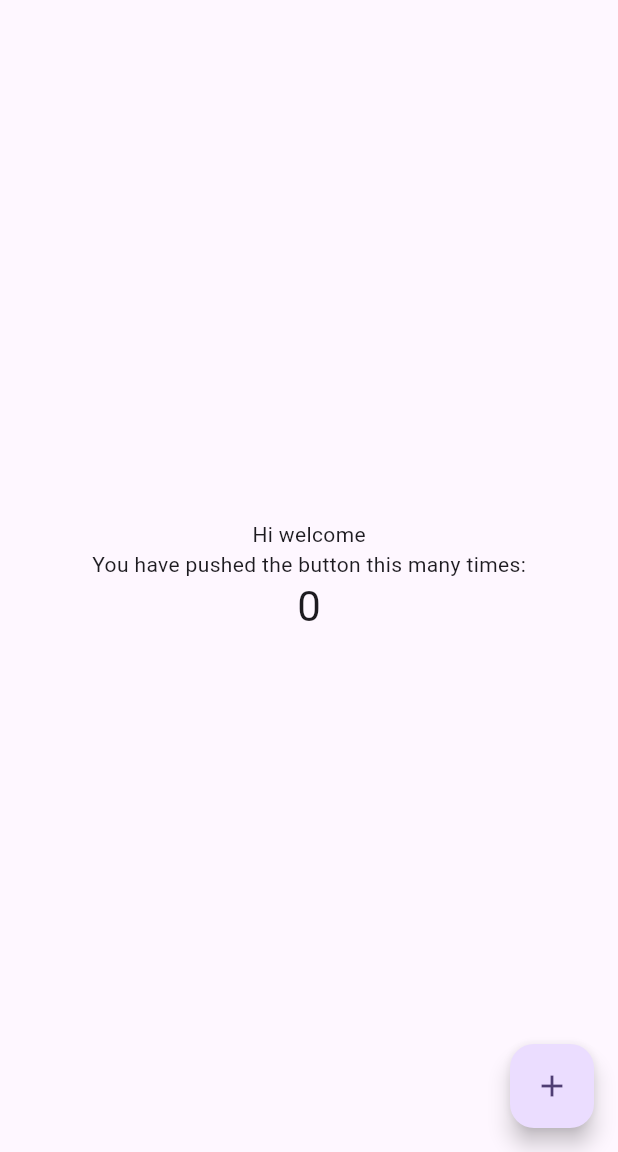
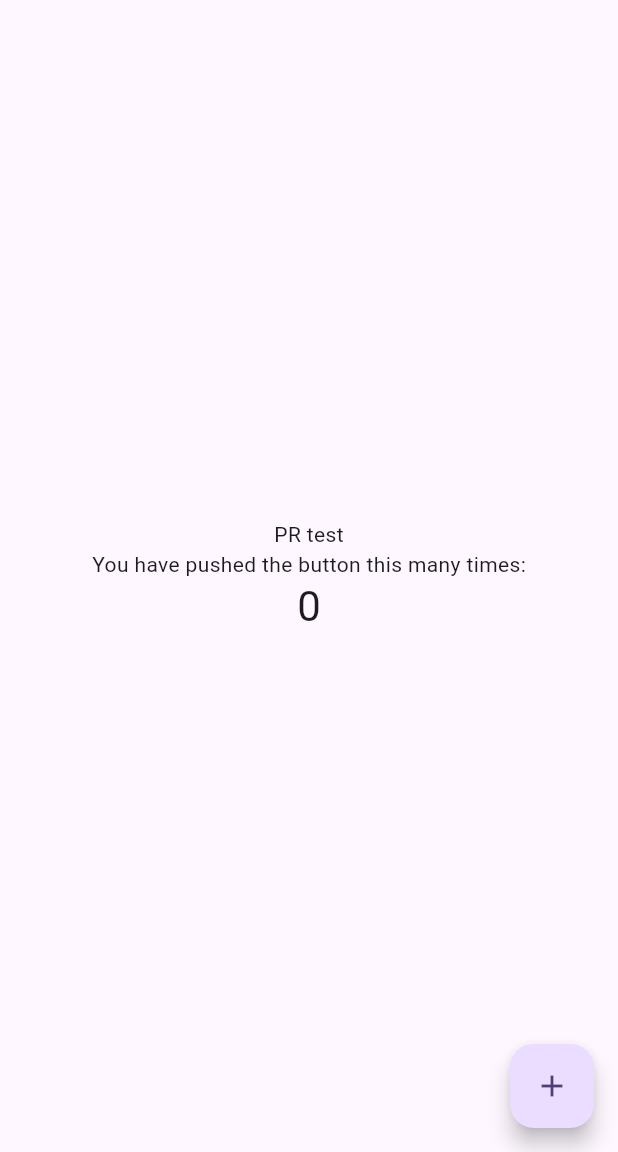
Before and after one commit to harilet/ci-cd-test-flutter, a Flutter app: the screen it shows after launch, on a phone screen of 412 x 824 dp, the part 84-1236 px from its top. Run offline on Flutter 3.47's test engine with Material 2 defaults, Android fonts, the phone set to English and light mode, and no system bars.

Commit message:
Update main.dart

```diff
--- a/lib/main.dart
+++ b/lib/main.dart
@@ -50,7 +50,7 @@ class _MyHomePageState extends State<MyHomePage> {
           mainAxisAlignment: MainAxisAlignment.center,
           children: <Widget>[
             const Text(
-              'Hi welcome'
+              'PR test'
             ),
             const Text(
               'You have pushed the button this many times:',
```
